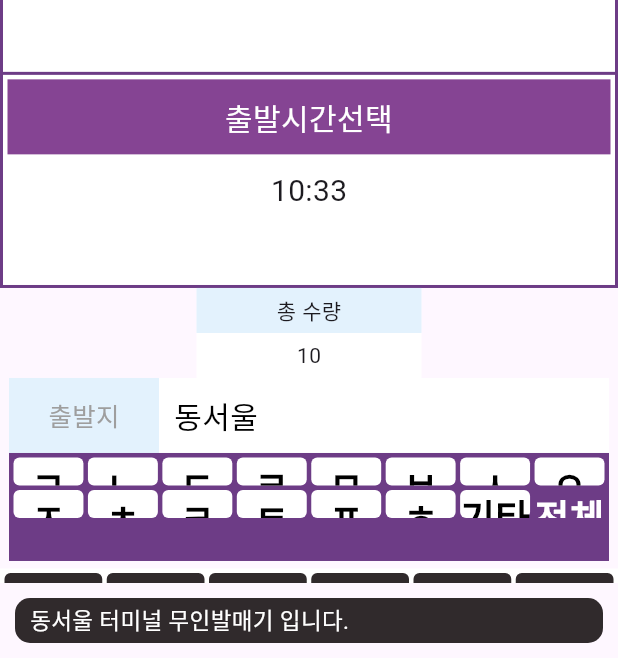
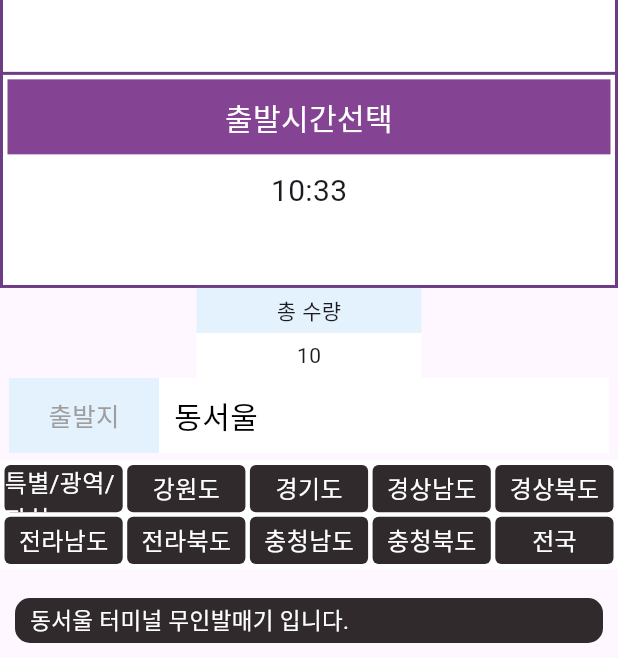
Before and after one commit to haram22/Liku_App, a Flutter app: the MyHomePage screen opened directly with empty values, scrolled down 143 dp, on a phone screen of 412 x 824 dp, the part 578-1236 px from its top. Run offline on Flutter 3.47's test engine with Material 3 defaults, Android fonts, the light colour scheme and no system bars; drawn by our look-alikes of marquee.

Commit message:
[Feat] 검색 기능 구현

```diff
--- a/lib/Components/Location.dart
+++ b/lib/Components/Location.dart
@@ -2,49 +2,86 @@ import 'package:flutter/material.dart';
 
 import '../Theme/Colors.dart';
 
-class LocationContainer extends StatelessWidget {
-  const LocationContainer({super.key});
+class LocationContainer extends StatefulWidget {
+  final ValueChanged<String> onRegionSelected;
+
+  const LocationContainer({Key? key, required this.onRegionSelected})
+      : super(key: key);
+
+  @override
+  _LocationContainerState createState() => _LocationContainerState();
+}
+
+class _LocationContainerState extends State<LocationContainer> {
+  String? _selectedRegion;
+
+  // 지역과 그에 해당하는 출발지 목록을 정의
+  final Map<String, List<String>> regionLocations = {
+    '특별/광역/자치': ['서울', '부산', '대구'],
+    '강원도': [
+      '15초소',
+      '38연대',
+      '6사단',
+      '가천대',
+      '가평',
+      '감곡',
+      '강릉시외터미널',
+      '강촌',
+      '가포리',
+      '거제(고현)'
+    ],
+    '경기도': ['수원', '성남', '고양'],
+    '경상남도': ['창원', '진주', '통영'],
+    '경상북도': ['포항', '구미', '경주'],
+    '전라남도': ['목포', '여수', '순천'],
+    '전라북도': ['전주', '익산', '군산'],
+    '충청남도': ['천안', '공주', '아산'],
+    '충청북도': ['청주', '충주', '제천'],
+    '전국': ['서울', '부산', '대구', '가평', '간성', '6사단'],
+  };
 
   @override
   Widget build(BuildContext context) {
-    final List<String> items = [
-      '특별/광역/자치',
-      '강원도',
-      '경기도',
-      '경상남도',
-      '경상북도',
-      '전라남도',
-      '전라북도',
-      '충청남도',
-      '충청북도',
-      '전국'
-    ];
+    final regions = regionLocations.keys.toList();
 
-    return Container(
+    return Column(
+      children: [
+        Container(
           padding: EdgeInsets.all(3.0),
-      color: Colors.white, // 배경색 설정
+          color: Colors.white,
           child: GridView.count(
-        crossAxisCount: 6, // 한 줄에 8개의 아이템
+            crossAxisCount: 5,
             crossAxisSpacing: 3.0,
             mainAxisSpacing: 3.0,
             childAspectRatio: 2.5,
-        children: List.generate(items.length, (index) {
-          return Container(
+            shrinkWrap: true,
+            children: regions.map((region) {
+              return GestureDetector(
+                onTap: () {
+                  setState(() {
+                    _selectedRegion = region;
+                  });
+                  widget.onRegionSelected(region);
+                },
+                child: Container(
                   decoration: BoxDecoration(
-              color: index == items.length - 1
+                    color: _selectedRegion == region
                         ? primaryPurple
-                  : primaryBlack, // '전체' 항목의 배경색은 보라색
-              borderRadius: BorderRadius.circular(4.0), // 모서리 반경 설정
+                        : primaryBlack,
+                    borderRadius: BorderRadius.circular(4.0),
                   ),
                   child: Center(
                     child: Text(
-                items[index],
-                style: TextStyle(fontSize: 30.0, color: Colors.white),
+                      region,
+                      style: TextStyle(fontSize: 16.0, color: Colors.white),
+                    ),
                   ),
                 ),
               );
-        }),
+            }).toList(),
           ),
+        ),
+      ],
     );
   }
 }
--- a/lib/Components/TextWord.dart
+++ /dev/null
@@ -1,64 +0,0 @@
-import 'package:flutter/material.dart';
-import 'package:liku/Theme/Colors.dart';
-
-class TextWordView extends StatefulWidget {
-  const TextWordView({Key? key}) : super(key: key);
-
-  @override
-  State<TextWordView> createState() => _TextWordViewState();
-}
-
-class _TextWordViewState extends State<TextWordView> {
-  final List<String> items = [
-    'ㄱ',
-    'ㄴ',
-    'ㄷ',
-    'ㄹ',
-    'ㅁ',
-    'ㅂ',
-    'ㅅ',
-    'ㅇ',
-    'ㅈ',
-    'ㅊ',
-    'ㅋ',
-    'ㅌ',
-    'ㅍ',
-    'ㅎ',
-    '기타',
-    '전체'
-  ];
-
-  @override
-  Widget build(BuildContext context) {
-    return Container(
-      padding: EdgeInsets.all(3.0),
-      color: primaryPurple,
-      child: GridView.count(
-        crossAxisCount: 8,
-        crossAxisSpacing: 3.0,
-        mainAxisSpacing: 3.0,
-        childAspectRatio: 2.5,
-        children: List.generate(items.length, (index) {
-          return Container(
-            height: 20,
-            decoration: BoxDecoration(
-              color: index == items.length - 1 ? primaryPurple : Colors.white,
-              borderRadius: BorderRadius.circular(4.0),
-            ),
-            child: Center(
-              child: Text(
-                items[index],
-                style: TextStyle(
-                  fontSize: 25.0,
-                  fontWeight: FontWeight.bold,
-                  color:
-                      index == items.length - 1 ? Colors.white : Colors.black,
-                ),
-              ),
-            ),
-          );
-        }),
-      ),
-    );
-  }
-}
--- a/lib/main.dart
+++ b/lib/main.dart
@@ -8,7 +8,6 @@ import 'package:liku/SelectTime/SelectTime.dart';
 import 'CheckTicket/CheckTicket.dart';
 import 'Components/Comp.dart';
 import 'Components/Location.dart';
-import 'Components/TextWord.dart';
 import 'Home/Home.dart';
 import 'Payment/Payment.dart';
 import 'SelectDestination/SelectDestination.dart';
@@ -45,12 +44,13 @@ class MyApp extends StatelessWidget {
         useMaterial3: true,
       ),
       home: Selectdestination(),
-      initialRoute: '/selectTime',
+      initialRoute: '/selectDest',
       routes: {
         '/home': (context) => Home(),
         // '/selectDest': (context) => ,
         '/selectTime': (context) => SelectTime(),
         '/selectSeat': (context) => Selectseat(),
+        '/selectDest': (context) => Selectdestination(),
         // '/checkTicket': (context) => ,
         // '/payment': (context) => ,
       },
@@ -90,17 +90,20 @@ class _MyHomePageState extends State<MyHomePage> {
               ShowInfo(),
               FinalResult(title: "총 수량", data: "10"),
               TicketResults(title: "출발지", content: "동서울", width: 100),
-              Container(
-                  alignment: Alignment.center,
-                  width: 400,
-                  height: 72,
-                  child: TextWordView()),
               SizedBox(height: 5),
               Container(
                   alignment: Alignment.center,
                   width: 450,
                   height: 82,
-                  child: LocationContainer()),
+                  child: LocationContainer(
+                    onRegionSelected: (String selectedRegion) {
+                      if (selectedRegion == '강원도') {
+                        print('강원도가 선택되었습니다.');
+                      } else {
+                        print('$selectedRegion가 선택되었습니다.');
+                      }
+                    },
+                  )),
               //ButtonComp()
             ],
           ),
```
Also changed, not shown: lib/Components/LocationByWord.dart (+144 -14 lines), lib/SelectDestination/SelectDestination.dart (+22 -20 lines). Lines whose indentation alone changed are shown as unchanged.
